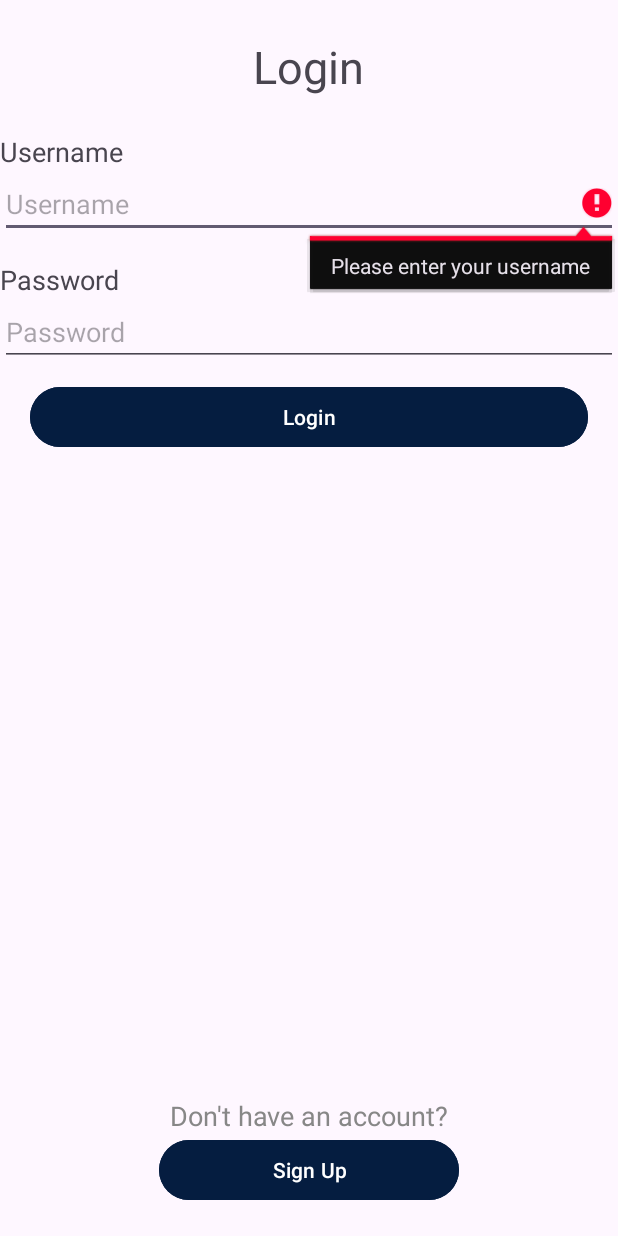
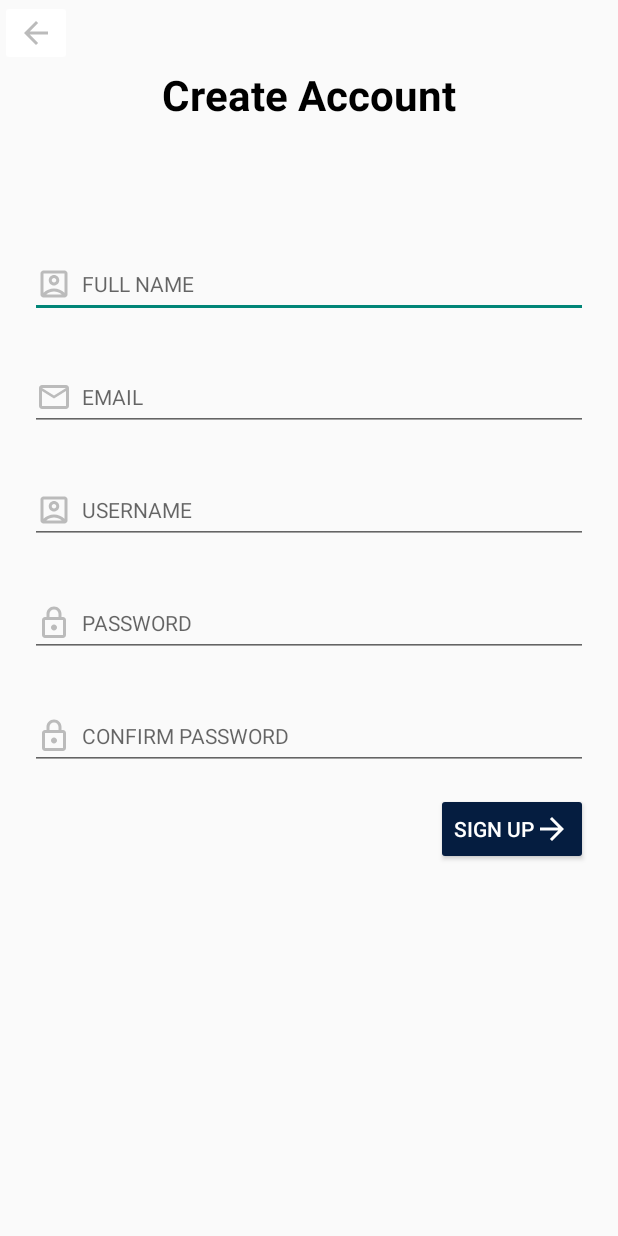
Before and after one commit to sziki12/TravelistMobileApp, an Android app: the screen it shows after launch (MainActivity before the commit, SignUpActivity after it), after a tap on "Sign Up", on a phone screen of 412 x 824 dp. Run offline under Robolectric (Android 15) with nearby library versions, the phone set to English and light mode, and no system bars; 1 other tap on this screen came first.

Commit message:
Added SignUpActivity

```diff
--- a/Gyakorlas/app/src/main/AndroidManifest.xml
+++ b/Gyakorlas/app/src/main/AndroidManifest.xml
@@ -17,7 +17,9 @@
         android:supportsRtl="true"
         android:theme="@style/Theme.AppCompat.Light.NoActionBar"
         tools:targetApi="31">
-
+        <activity
+            android:name=".SignUpActivity"
+            android:exported="false" />
         <activity
             android:name=".ImageViewActivity"
             android:exported="false" />
--- a/Gyakorlas/app/src/main/java/hu/bme/aut/android/gyakorlas/MainActivity.kt
+++ b/Gyakorlas/app/src/main/java/hu/bme/aut/android/gyakorlas/MainActivity.kt
@@ -30,20 +30,8 @@ class MainActivity : AppCompatActivity() {
         }
 
         binding.btnSignUp.setOnClickListener {
-            if (binding.etUsername.text.toString().isEmpty()){
-                binding.etUsername.requestFocus()
-                binding.etUsername.error = "Please enter your username"
-            }
-            else if (binding.etPassword.text.toString().isEmpty()) {
-                binding.etPassword.requestFocus()
-                binding.etPassword.error = "Please enter your password"
-            }
-            else {
-                startActivity(Intent(this, MenuActivity::class.java))
-            }
+            var intent = Intent(this, SignUpActivity::class.java)
+            startActivity(intent)
         }
-
-
-
     }
 }
--- /dev/null
+++ b/Gyakorlas/app/src/main/java/hu/bme/aut/android/gyakorlas/SignUpActivity.kt
@@ -0,0 +1,54 @@
+package hu.bme.aut.android.gyakorlas
+
+import android.content.Intent
+import androidx.appcompat.app.AppCompatActivity
+import android.os.Bundle
+import hu.bme.aut.android.gyakorlas.databinding.ActivityMainBinding
+import hu.bme.aut.android.gyakorlas.databinding.ActivitySignUpBinding
+
+class SignUpActivity : AppCompatActivity() {
+    private lateinit var binding : ActivitySignUpBinding
+
+    override fun onCreate(savedInstanceState: Bundle?) {
+        super.onCreate(savedInstanceState)
+        binding = ActivitySignUpBinding.inflate(layoutInflater)
+        setContentView(binding.root)
+
+        binding.btnSignUp.setOnClickListener()
+        {
+            if (binding.etFullName.text.toString().isEmpty()){
+                binding.etFullName.requestFocus()
+                binding.etFullName.error = "Please enter your full name"
+            }
+            else if (binding.etEmail.text.toString().isEmpty()) {
+                binding.etEmail.requestFocus()
+                binding.etEmail.error = "Please enter your email"
+            }
+            else if (binding.etUsername.text.toString().isEmpty()) {
+                binding.etUsername.requestFocus()
+                binding.etUsername.error = "Please enter your username"
+            }
+            else if (binding.etPassword.text.toString().isEmpty()) {
+                binding.etPassword.requestFocus()
+                binding.etPassword.error = "Please enter your password"
+            }
+            else if (binding.etConfirmPassword.text.toString().isEmpty()) {
+                binding.etConfirmPassword.requestFocus()
+                binding.etConfirmPassword.error = "Please confirm your password"
+            }
+            else if (binding.etPassword.text.toString() != binding.etConfirmPassword.text.toString()) {
+                binding.etConfirmPassword.requestFocus()
+                binding.etConfirmPassword.error = "Passwords not matching!"
+            }
+            else {
+                startActivity(Intent(this, MainActivity::class.java))
+            }
+        }
+
+        binding.imgbtnArrowBack.setOnClickListener()
+        {
+            var intent = Intent(this, MainActivity::class.java)
+            startActivity(intent)
+        }
+    }
+}
--- /dev/null
+++ b/Gyakorlas/app/src/main/res/drawable/baseline_arrow_back_24.xml
@@ -0,0 +1,5 @@
+<vector android:autoMirrored="true" android:height="24dp"
+    android:tint="#BBBBBB" android:viewportHeight="24"
+    android:viewportWidth="24" android:width="24dp" xmlns:android="http://schemas.android.com/apk/res/android">
+    <path android:fillColor="@android:color/white" android:pathData="M20,11H7.83l5.59,-5.59L12,4l-8,8 8,8 1.41,-1.41L7.83,13H20v-2z"/>
+</vector>
--- /dev/null
+++ b/Gyakorlas/app/src/main/res/drawable/baseline_arrow_forward_24.xml
@@ -0,0 +1,5 @@
+<vector android:autoMirrored="true" android:height="24dp"
+    android:tint="#FFFFFF" android:viewportHeight="24"
+    android:viewportWidth="24" android:width="24dp" xmlns:android="http://schemas.android.com/apk/res/android">
+    <path android:fillColor="@android:color/white" android:pathData="M12,4l-1.41,1.41L16.17,11H4v2h12.17l-5.58,5.59L12,20l8,-8z"/>
+</vector>
--- /dev/null
+++ b/Gyakorlas/app/src/main/res/drawable/outline_account_box_24.xml
@@ -0,0 +1,5 @@
+<vector android:height="24dp" android:tint="#BBBBBB"
+    android:viewportHeight="24" android:viewportWidth="24"
+    android:width="24dp" xmlns:android="http://schemas.android.com/apk/res/android">
+    <path android:fillColor="@android:color/white" android:pathData="M19,3H5C3.9,3 3,3.9 3,5v14c0,1.1 0.9,2 2,2h14c1.1,0 2,-0.9 2,-2V5C21,3.9 20.1,3 19,3zM17,19H7v-0.24C8.42,17.62 10.16,17 12,17s3.58,0.62 5,1.76V19zM19,17.86C17.2,16.09 14.73,15 12,15s-5.2,1.09 -7,2.86V5h14V17.86zM12,13c1.93,0 3.5,-1.57 3.5,-3.5S13.93,6 12,6c-1.93,0 -3.5,1.57 -3.5,3.5S10.07,13 12,13zM12,8c0.83,0 1.5,0.67 1.5,1.5S12.83,11 12,11s-1.5,-0.67 -1.5,-1.5S11.17,8 12,8z"/>
+</vector>
--- /dev/null
+++ b/Gyakorlas/app/src/main/res/drawable/outline_email_24.xml
@@ -0,0 +1,5 @@
+<vector android:height="24dp" android:tint="#BBBBBB"
+    android:viewportHeight="24" android:viewportWidth="24"
+    android:width="24dp" xmlns:android="http://schemas.android.com/apk/res/android">
+    <path android:fillColor="@android:color/white" android:pathData="M22,6c0,-1.1 -0.9,-2 -2,-2L4,4c-1.1,0 -2,0.9 -2,2v12c0,1.1 0.9,2 2,2h16c1.1,0 2,-0.9 2,-2L22,6zM20,6l-8,5 -8,-5h16zM20,18L4,18L4,8l8,5 8,-5v10z"/>
+</vector>
--- /dev/null
+++ b/Gyakorlas/app/src/main/res/drawable/outline_lock_24.xml
@@ -0,0 +1,5 @@
+<vector android:height="24dp" android:tint="#BBBBBB"
+    android:viewportHeight="24" android:viewportWidth="24"
+    android:width="24dp" xmlns:android="http://schemas.android.com/apk/res/android">
+    <path android:fillColor="@android:color/white" android:pathData="M18,8h-1L17,6c0,-2.76 -2.24,-5 -5,-5S7,3.24 7,6v2L6,8c-1.1,0 -2,0.9 -2,2v10c0,1.1 0.9,2 2,2h12c1.1,0 2,-0.9 2,-2L20,10c0,-1.1 -0.9,-2 -2,-2zM9,6c0,-1.66 1.34,-3 3,-3s3,1.34 3,3v2L9,8L9,6zM18,20L6,20L6,10h12v10zM12,17c1.1,0 2,-0.9 2,-2s-0.9,-2 -2,-2 -2,0.9 -2,2 0.9,2 2,2z"/>
+</vector>
--- /dev/null
+++ b/Gyakorlas/app/src/main/res/layout/activity_sign_up.xml
@@ -0,0 +1,109 @@
+<?xml version="1.0" encoding="utf-8"?>
+
+<LinearLayout xmlns:android="http://schemas.android.com/apk/res/android"
+        xmlns:tools="http://schemas.android.com/tools"
+        android:layout_width="match_parent"
+        android:layout_height="match_parent"
+        android:layout_margin="16dp"
+        android:orientation="vertical"
+        tools:context=".SignUpActivity">
+
+    <ImageButton
+        android:id="@+id/imgbtnArrowBack"
+        android:layout_width="wrap_content"
+        android:layout_height="wrap_content"
+        android:backgroundTint="@color/white"
+        android:src="@drawable/baseline_arrow_back_24"
+        tools:layout_editor_absoluteX="30dp"
+        tools:layout_editor_absoluteY="40dp" />
+
+    <TextView
+        android:layout_width="wrap_content"
+        android:layout_height="wrap_content"
+        android:layout_gravity="center"
+        android:paddingBottom="70dp"
+        android:text="@string/create_account"
+        android:textColor="@color/black"
+        android:textSize="28sp"
+        android:textStyle="bold"
+        tools:layout_editor_absoluteX="109dp"
+        tools:layout_editor_absoluteY="130dp" />
+
+    <EditText
+        android:id="@+id/etFullName"
+        android:layout_width="fill_parent"
+        android:layout_height="wrap_content"
+        android:layout_marginHorizontal="20dp"
+        android:layout_marginVertical="15dp"
+        android:drawableLeft="@drawable/outline_account_box_24"
+        android:hint="  FULL NAME"
+        android:textSize="14sp"
+        tools:layout_editor_absoluteX="20dp"
+        tools:layout_editor_absoluteY="256dp" />
+
+    <EditText
+        android:id="@+id/etEmail"
+        android:layout_width="fill_parent"
+        android:layout_height="wrap_content"
+        android:layout_marginHorizontal="20dp"
+        android:layout_marginVertical="15dp"
+        android:drawableLeft="@drawable/outline_email_24"
+        android:hint="  EMAIL"
+        android:inputType="textEmailAddress"
+        android:textSize="14sp"
+        tools:layout_editor_absoluteX="24dp"
+        tools:layout_editor_absoluteY="319dp" />
+
+    <EditText
+        android:id="@+id/etUsername"
+        android:layout_width="fill_parent"
+        android:layout_height="wrap_content"
+        android:layout_marginHorizontal="20dp"
+        android:layout_marginVertical="15dp"
+        android:drawableLeft="@drawable/outline_account_box_24"
+        android:hint="  USERNAME"
+        android:inputType="textEmailAddress"
+        android:textSize="14sp"
+        tools:layout_editor_absoluteX="20dp"
+        tools:layout_editor_absoluteY="384dp" />
+
+    <EditText
+        android:id="@+id/etPassword"
+        android:layout_width="fill_parent"
+        android:layout_height="wrap_content"
+        android:layout_marginHorizontal="20dp"
+        android:layout_marginVertical="15dp"
+        android:drawableLeft="@drawable/outline_lock_24"
+        android:hint="  PASSWORD"
+        android:inputType="textPassword"
+        android:textSize="14sp"
+        tools:layout_editor_absoluteX="16dp"
+        tools:layout_editor_absoluteY="449dp" />
+
+    <EditText
+        android:id="@+id/etConfirmPassword"
+        android:layout_width="fill_parent"
+        android:layout_height="wrap_content"
+        android:layout_marginHorizontal="20dp"
+        android:layout_marginVertical="15dp"
+        android:drawableLeft="@drawable/outline_lock_24"
+        android:hint="  CONFIRM PASSWORD"
+        android:inputType="textPassword"
+        android:textSize="14sp"
+        tools:layout_editor_absoluteX="16dp"
+        tools:layout_editor_absoluteY="517dp" />
+
+    <Button
+        android:id="@+id/btnSignUp"
+        android:layout_width="wrap_content"
+        android:layout_height="wrap_content"
+        android:backgroundTint="@color/darkblue"
+        android:layout_marginRight="20dp"
+        android:layout_gravity="end"
+        android:drawableRight="@drawable/baseline_arrow_forward_24"
+        android:text="@string/sign_up"
+        android:textColor="@color/white"
+        tools:layout_editor_absoluteX="277dp"
+        tools:layout_editor_absoluteY="630dp" />
+
+</LinearLayout>
--- a/Gyakorlas/app/src/main/res/values/strings.xml
+++ b/Gyakorlas/app/src/main/res/values/strings.xml
@@ -19,4 +19,5 @@
     <string name="username">Username</string>
     <string name="password">Password</string>
     <string name="don_t_have_an_account">Don\'t have an account?</string>
+    <string name="create_account">Create Account</string>
 </resources>
```
